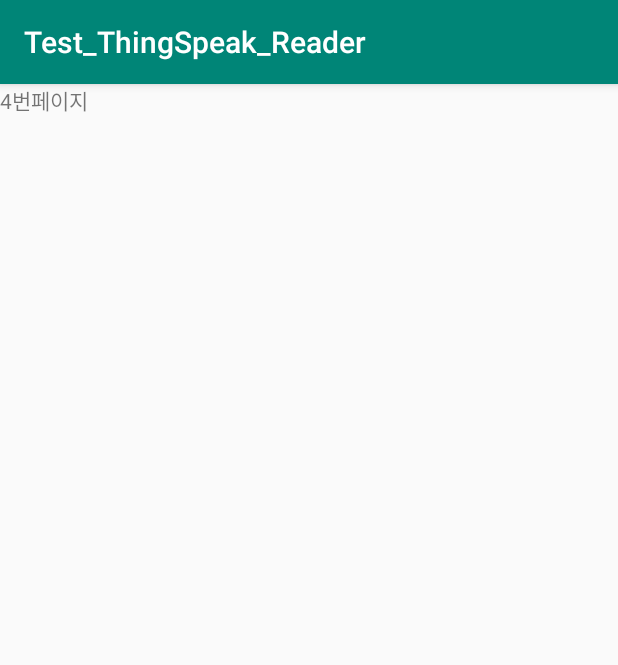
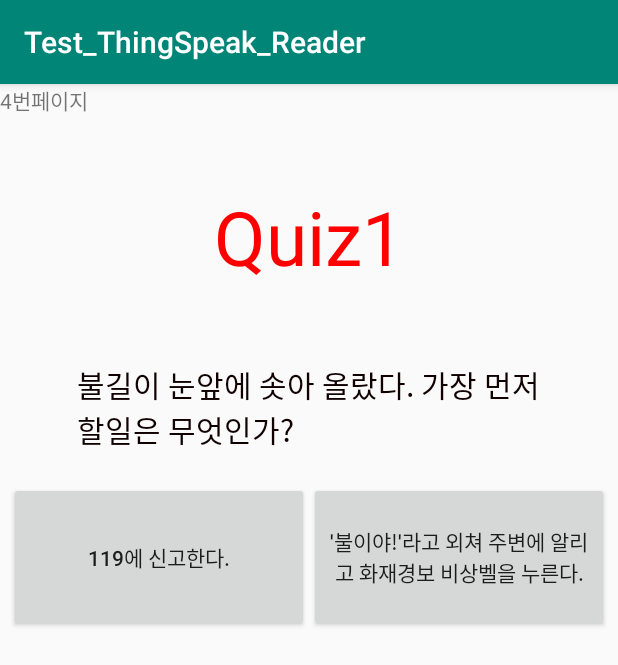
Before and after one commit to cathy192/IOTFire_project, an Android app: the subActivity4 screen opened directly, with no data from a screen before it, on a phone screen of 412 x 824 dp. Shown: the top 665 px of the screen. Run offline under Robolectric (Android 15) with nearby library versions, the phone set to English and light mode, and no system bars; network calls fail.

Commit message:
make quize

```diff
--- a/app/src/main/java/com/example/myapplication/subActivity4.java
+++ b/app/src/main/java/com/example/myapplication/subActivity4.java
@@ -1,14 +1,70 @@
 package com.example.myapplication;
 
+import android.content.Intent;
 import android.os.Bundle;
 
 import android.support.v7.app.AppCompatActivity;
+import android.view.View;
+import android.widget.Button;
+import android.widget.FrameLayout;
+import android.widget.ImageView;
+import android.widget.LinearLayout;
+import android.widget.TextView;
 
 public class subActivity4 extends AppCompatActivity {
+
+    Button rightBt,wrongBt,nextbt;
+    ImageView iv;
+    TextView tv,nexttx,infom;
 
     @Override
     protected void onCreate(Bundle savedInstanceState) {
         super.onCreate(savedInstanceState);
         setContentView(R.layout.activity_sub4);
+        rightBt = (Button) findViewById(R.id.right1);
+        wrongBt = (Button) findViewById(R.id.wrong1);
+        iv= (ImageView) findViewById(R.id.answer1);
+        tv=(TextView)findViewById(R.id.desc);
+
+        infom=(TextView)findViewById(R.id.info);
+        nextbt=(Button)findViewById(R.id.nextBtn);
+        rightBt.setOnClickListener(new View.OnClickListener(){
+            @Override
+            public void onClick(View view){
+                iv.setImageResource(R.drawable.rightimg);
+                tv.setText("정답입니다!");
+
+                nextbt.setBackgroundResource(R.drawable.nextimg);
+                infom.setText("           다음문제");
+                nextbt.setOnClickListener(new View.OnClickListener() {
+                    @Override
+                    public void onClick(View v) {
+                        Intent intent = new Intent(
+                                getApplicationContext(), subActivity5.class);
+                        startActivity(intent);
+                    }
+                });
+            }
+        });
+        wrongBt.setOnClickListener(new View.OnClickListener(){
+            @Override
+            public void onClick(View view){
+                iv.setImageResource(R.drawable.wrongimg);
+                tv.setText("오답입니다!");
+
+                nextbt.setBackgroundResource(R.drawable.retryimg);
+                infom.setText("화재가 발생하면, 일단 주위에 알려야합니다.");
+                nextbt.setOnClickListener(new View.OnClickListener() {
+                    @Override
+                    public void onClick(View v) {
+                        Intent intent = new Intent(
+                                getApplicationContext(), subActivity4.class);
+                        startActivity(intent);
+                    }
+                });
+            }
+
+        });
     }
+
 }
--- a/app/src/main/res/layout/activity_sub4.xml
+++ b/app/src/main/res/layout/activity_sub4.xml
@@ -4,13 +4,97 @@
     android:layout_width="match_parent"
     android:layout_height="match_parent"
     android:orientation="vertical">
-
     <TextView
-
         android:id="@+id/test"
         android:layout_width="match_parent"
         android:layout_height="58dp"
         android:text="4번페이지"/>
 
+    <LinearLayout
+        android:layout_width="match_parent"
+        android:layout_height="wrap_content"
+        android:layout_marginTop="10dp"
+        android:gravity="center"
+        android:orientation="vertical">
+
+    <TextView
+        android:layout_width="wrap_content"
+        android:layout_height="wrap_content"
+        android:textSize="50dp"
+        android:textColor="#FF0000"
+        android:text="Quiz1"/>
+
+        <TextView
+            android:id="@+id/quiz1"
+            android:layout_width="317dp"
+            android:layout_height="match_parent"
+            android:layout_marginLeft="4dp"
+            android:textColor="#100000"
+            android:layout_marginTop="50dp"
+            android:text="불길이 눈앞에 솟아 올랐다. 가장 먼저할일은 무엇인가?"
+            android:textSize="20dp" />
+
+        <LinearLayout
+            android:layout_width="match_parent"
+            android:layout_height="match_parent"
+            android:layout_marginTop="20dp"
+            android:gravity="center"
+            android:orientation="horizontal">
+    <Button
+        android:layout_width="200dp"
+        android:layout_height="100dp"
+        android:id="@+id/wrong1"
+
+        android:text="119에 신고한다."/>
+    <Button
+        android:layout_width="200dp"
+        android:layout_height="100dp"
+        android:id="@+id/right1"
+        android:text="'불이야!'라고 외쳐 주변에 알리고 화재경보 비상벨을 누른다."/>
+
+    </LinearLayout>
+
+        <LinearLayout
+            android:id="@+id/Anserlayout"
+            android:layout_width="match_parent"
+            android:layout_height="match_parent"
+            android:orientation="vertical"
+            android:gravity="center">
+
+            <TextView
+                android:id="@+id/desc"
+                android:layout_marginLeft="50dp"
+                android:layout_width="match_parent"
+                android:layout_height="20dp"
+                android:textColor="#FF0000"
+                android:text="    "/>
+            <LinearLayout
+                android:layout_width="match_parent"
+                android:layout_height="match_parent"
+                android:orientation="horizontal">
+                <ImageView
+                android:layout_width="200dp"
+                android:layout_height="200dp"
+                android:id="@+id/answer1"/>
+                <LinearLayout
+                    android:layout_width="match_parent"
+                    android:layout_height="match_parent"
+                    android:orientation="vertical"
+                    android:gravity="center">
+                    <TextView
+                        android:layout_width="180dp"
+                        android:layout_height="100dp"
+                        android:id="@+id/info"/>
+                    <Button
+                        android:layout_width="50dp"
+                        android:layout_height="50dp"
+                        android:id="@+id/nextBtn"
+                        style="?android:attr/borderlessButtonStyle"
+                        android:background="#FFFFFFFF"/>
+               <!-- android:background="@drawable/wrongImg" -->
+                </LinearLayout>
+            </LinearLayout>
+        </LinearLayout>
 
 </LinearLayout>
+</LinearLayout>
```
Also changed, not shown: app/src/main/java/com/example/myapplication/subActivity3.java (+33 -2 lines), app/src/main/res/layout/activity_sub3.xml (+10 -0 lines), app/src/main/res/drawable-v24/nextimg.JPG (added), app/src/main/res/drawable-v24/retryimg.JPG (added), app/src/main/res/drawable-v24/rightimg.JPG (added).
